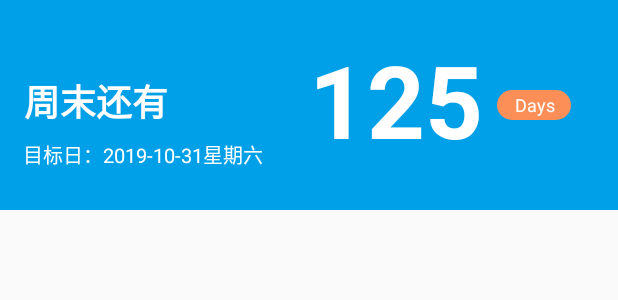
After one commit to xiaoqianchang/DistanceDays, an Android app: the layout fragment_distance_days_list.xml on its own in the app's theme, with its tools: preview values and no code run, on a phone screen of 412 x 824 dp. The commit adds this screen. Shown: the top 300 px of the screen. Run offline under Robolectric (Android 15) with nearby library versions, the phone set to English and light mode, and no system bars.

Commit message:
feat:update

```diff
--- a/app/src/main/java/com/adups/distancedays/MainActivity.java
+++ b/app/src/main/java/com/adups/distancedays/MainActivity.java
@@ -4,6 +4,7 @@ import android.content.Intent;
 import android.os.Bundle;
 import android.text.TextUtils;
 import android.view.KeyEvent;
+import android.view.View;
 import android.widget.RadioGroup;
 
 import com.adups.distancedays.base.ToolBarActivity;
@@ -62,6 +63,7 @@ public class MainActivity extends ToolBarActivity implements RadioGroup.OnChecke
         recoverStatus(savedInstanceState);
         mTabFragmentManager = new TabFragmentManager(this);
         mRadioGroup.setOnCheckedChangeListener(this);
+        mRadioGroup.setVisibility(View.VISIBLE);
     }
 
     /**
--- /dev/null
+++ b/app/src/main/res/drawable/bg_days_shape.xml
@@ -0,0 +1,8 @@
+<?xml version="1.0" encoding="utf-8"?>
+<shape xmlns:android="http://schemas.android.com/apk/res/android"
+    android:shape="rectangle">
+
+    <solid android:color="#fffc8e58" />
+    <corners android:radius="10dp" />
+    <size android:width="49dp" android:height="20dp"/>
+</shape>
--- /dev/null
+++ b/app/src/main/res/layout/fragment_distance_days_list.xml
@@ -0,0 +1,87 @@
+<?xml version="1.0" encoding="utf-8"?>
+<LinearLayout xmlns:android="http://schemas.android.com/apk/res/android"
+    xmlns:tools="http://schemas.android.com/tools"
+    android:layout_width="match_parent"
+    android:layout_height="match_parent"
+    android:orientation="vertical">
+
+    <LinearLayout
+        android:layout_width="match_parent"
+        android:layout_height="140dp"
+        android:background="#00A0E9">
+
+        <LinearLayout
+            android:layout_width="0dp"
+            android:layout_height="match_parent"
+            android:layout_weight="1"
+            android:orientation="vertical">
+
+            <TextView
+                android:id="@+id/tv_date_title"
+                android:layout_width="wrap_content"
+                android:layout_height="wrap_content"
+                android:layout_marginTop="49dp"
+                android:layout_marginLeft="16dp"
+                android:includeFontPadding="false"
+                android:ellipsize="end"
+                android:maxLines="2"
+                tools:text="周末还有"
+                android:textColor="@color/color_white"
+                android:textSize="24sp"
+                android:textStyle="bold"/>
+
+            <TextView
+                android:id="@+id/tv_date_subtitle"
+                android:layout_width="wrap_content"
+                android:layout_height="wrap_content"
+                android:layout_marginLeft="15dp"
+                android:layout_marginTop="7dp"
+                tools:text="目标日：2019-10-31星期六"
+                android:textColor="@color/color_white"
+                android:textSize="13sp" />
+        </LinearLayout>
+
+        <LinearLayout
+            android:layout_width="0dp"
+            android:layout_height="match_parent"
+            android:layout_weight="1"
+            android:orientation="horizontal">
+
+            <TextView
+                android:id="@+id/tv_days"
+                android:layout_width="wrap_content"
+                android:layout_height="wrap_content"
+                android:includeFontPadding="false"
+                android:layout_gravity="center_vertical"
+                tools:text="125"
+                android:textColor="@color/color_white"
+                android:textSize="67sp"
+                android:textStyle="bold"/>
+
+            <TextView
+                android:layout_width="wrap_content"
+                android:layout_height="wrap_content"
+                android:layout_marginLeft="9dp"
+                android:layout_gravity="center_vertical"
+                android:background="@drawable/bg_days_shape"
+                android:gravity="center"
+                android:text="Days"
+                android:textColor="@color/color_white"
+                android:textSize="12sp" />
+        </LinearLayout>
+    </LinearLayout>
+
+    <ListView
+        android:id="@+id/lv_list_view"
+        android:layout_width="match_parent"
+        android:layout_height="match_parent"
+        android:clipToPadding="false"
+        android:divider="@null"
+        android:dividerHeight="0dp"
+        android:listSelector="@color/color_transparent"
+        android:headerDividersEnabled="true"
+        android:scrollbars="none"
+        android:focusable="false"
+        android:focusableInTouchMode="false" />
+
+</LinearLayout>
--- a/app/src/main/res/values/colors.xml
+++ b/app/src/main/res/values/colors.xml
@@ -4,6 +4,7 @@
     <color name="colorPrimaryDark">#00574B</color>
     <color name="colorAccent">#D81B60</color>
 
+    <color name="color_white">#FFFFFFFF</color>
     <!-- 头部文字颜色 -->
     <color name="background_color">#ffffffff</color>
     <color name="head_text">#0e5986</color>
@@ -14,6 +15,7 @@
     <color name="list_view_bg">#efefef</color>
     <color name="main_footer_bg">#f5f5f5</color>
     <color name="main_header_bg">#EF3A19</color>
+    <color name="color_transparent">#00000000</color>
 
     <!-- 底栏字体颜色 -->
     <color name="footer_text_color_normal">#343434</color>
--- a/app/src/main/res/values/dimens.xml
+++ b/app/src/main/res/values/dimens.xml
@@ -8,6 +8,9 @@
 	<dimen name="navigation_drawer_width">240dp</dimen>
 
 	<dimen name="nav_bar_height">50dp</dimen>
+
+	<!-- distance days -->
+	<dimen name="distance_days_grid_horizontal_spacing">4dp</dimen>
 
 
 	<!-- UI统一设置 -->
--- a/app/src/main/res/values/strings.xml
+++ b/app/src/main/res/values/strings.xml
@@ -7,4 +7,7 @@
     <string name="main_tab_relax">轻松一刻</string>
     <string name="main_tab_setting">设置</string>
 
+    <!-- TODO: Remove or change this placeholder text -->
+    <string name="hello_blank_fragment">Hello blank fragment</string>
+
 </resources>
```
Also changed, not shown: app/src/main/java/com/adups/distancedays/adapter/ViewHolder.java (added, +376 -0 lines), app/src/main/java/com/adups/distancedays/adapter/abslistview/CommonAdapter.java (added, +57 -0 lines), app/src/main/java/com/adups/distancedays/adapter/abslistview/MultiItemCommonAdapter.java (added, +56 -0 lines), app/src/main/java/com/adups/distancedays/adapter/abslistview/MultiItemTypeSupport.java (added, +15 -0 lines), app/src/main/java/com/adups/distancedays/fragment/DistanceDaysGridFragment.java (added, +41 -0 lines), app/src/main/java/com/adups/distancedays/fragment/DistanceDaysListFragment.java (added, +48 -0 lines), app/src/main/res/layout/fragment_distance_days.xml (+6 -4 lines), app/src/main/res/layout/fragment_distance_days_grid.xml (added, +22 -0 lines).
